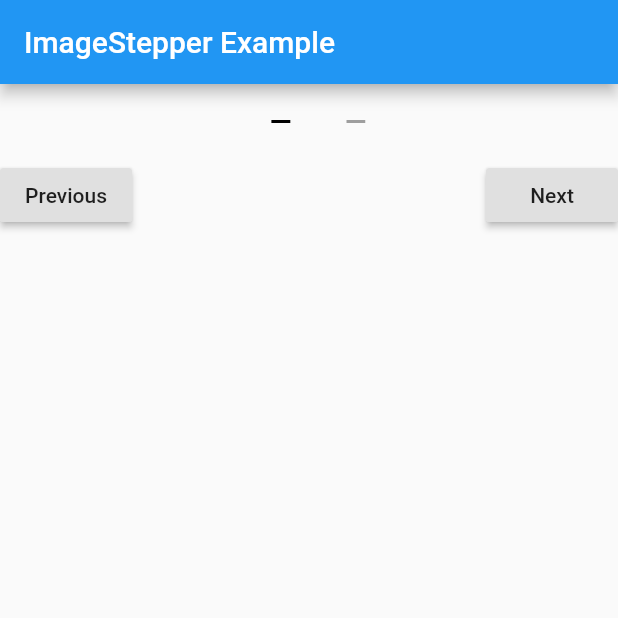
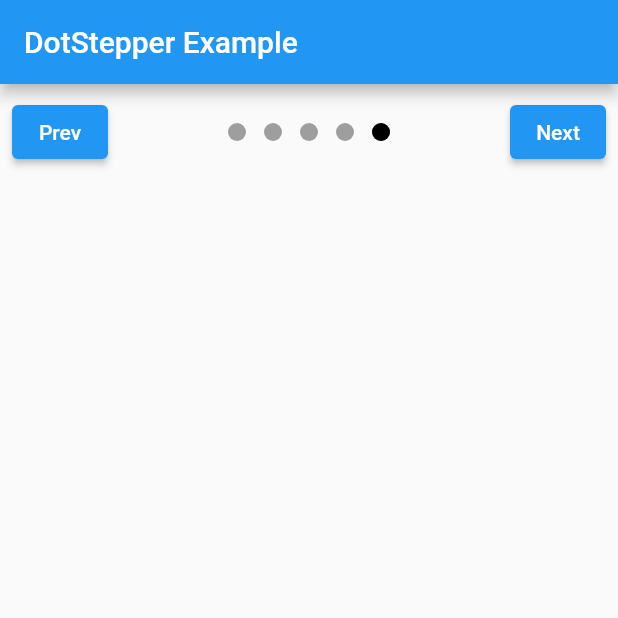
Before and after one commit to imujtaba8488/package_im_stepper, a Flutter app: the screen it shows after launch, on a phone screen of 412 x 824 dp, the top half of it. Run offline on Flutter 3.47's test engine with Material 2 defaults, Android fonts, the phone set to English and light mode, and no system bars.

Commit message:
Prepared DotStepper main.dart file for examples.md

```diff
--- a/lib/main.dart
+++ b/lib/main.dart
@@ -12,63 +12,76 @@ class IconStepperDemo extends StatefulWidget {
 }
 
 class _IconStepperDemo extends State<IconStepperDemo> {
-  // THESE TWO VARIABLES ARE IMPORTANT.
-  // Controls the currently active step. Can be set to any valid value i.e., a value that falls between 1 and the total number of available steps. Hence, can also be used to set the initial/starting step.
-  int activeStep = 1;
+  // THE FOLLOWING THREE VARIABLES ARE REQUIRED TO CONTROL THE STEPPER.
+  // Controls the currently active step. Can be set to any valid value i.e., a value that ranges from lowerBound to upperBound. Note: Steps are counted from 1 and NOT from 0.
+  int activeStep = 5;         // Initial step set to 5.
 
-  // Maybe required in conditionals. Automatically set from minSteps and maxSteps functions, respectively.
-  int minSteps = 0;
-  int maxSteps = 0;
+  // Must be used to control the lower and upper bound of the activeStep variable. Please see next and previous buttons below the build() method!
+  int lowerBound = 0;
+  int upperBound = 0;
 
   @override
   Widget build(BuildContext context) {
     return MaterialApp(
+      debugShowCheckedModeBanner: false,
       home: Scaffold(
         appBar: AppBar(
-          title: Text('ImageStepper Example'),
+          title: Text('DotStepper Example'),
         ),
-        body: Column(
+        body: Padding(
+          padding: const EdgeInsets.all(8.0),
+          child: Column(
             children: [
-            DotStepper(
-              dotCount: 2,
-              dotShape: DotShape.dash,
-              dotRadius: 50,
+              Row(
+                children: [
+                  previousButton(),
+                  Expanded(
+                    child: DotStepper(
+                      dotCount: 5,
+
+                      /// REQUIRED PROPERTIES.
                       activeStep: activeStep,
-              minSteps: (minOrMax) => minSteps = minOrMax,
-              maxSteps: (minOrMax) => maxSteps = minOrMax,
-              indicatorEffect: IndicatorEffect.jump_from_below,
+                      lowerBound: (bound) => lowerBound = bound,
+                      upperBound: (bound) => upperBound = bound,
                     ),
-            Row(
-              mainAxisAlignment: MainAxisAlignment.spaceBetween,
-              children: [
-                RaisedButton(
+                  ),
+                  nextButton(),
+                ],
+              ),
+            ],
+          ),
+        ),
+      ),
+    );
+  }
+
+  /// Returns the next button.
+  Widget nextButton() {
+    return ElevatedButton(
       onPressed: () {
-                    // Decrement activeStep, when previous button is tapped.
-                    // IMPORTANT: Make sure the condition checks for greater than 1 and not for greater than 0.
-                    if (activeStep > minSteps) {
-                      setState(() {
-                        activeStep--;
-                      });
-                    }
-                  },
-                  child: Text('Previous'),
-                ),
-                RaisedButton(
-                  onPressed: () {
-                    // Increment activeStep, when next button is tapped.
-                    if (activeStep < maxSteps) {
+        // Increment activeStep, when the next button is tapped. However, check for bounds.
+        if (activeStep < upperBound) {
           setState(() {
             activeStep++;
           });
         }
       },
       child: Text('Next'),
-                ),
-              ],
-            ),
-          ],
-        ),
-      ),
+    );
+  }
+
+  /// Returns the previous button.
+  Widget previousButton() {
+    return ElevatedButton(
+      onPressed: () {
+        // Decrement activeStep, when the previous button is tapped. However, check for bounds.
+        if (activeStep > lowerBound) {
+          setState(() {
+            activeStep--;
+          });
+        }
+      },
+      child: Text('Prev'),
     );
   }
 }
--- a/lib/src/dot_stepper/dot_stepper.dart
+++ b/lib/src/dot_stepper/dot_stepper.dart
@@ -1,20 +1,20 @@
 import 'package:flutter/material.dart';
 
 import 'dot_stepper_painter.dart';
+import 'effects/bullet_effect.dart';
 import 'effects/dot_stepper_effects.dart';
+import 'effects/flat_effect.dart';
+import 'effects/jump_effect.dart';
+import 'effects/jump_over_effect.dart';
+import 'effects/magnify_effect.dart';
 import 'effects/slide_effect.dart';
-import 'effects/bullet_effect.dart';
-import 'effects/flat_effect.dart';
-import 'effects/magnify_effect.dart';
+import 'effects/trail_effect.dart';
 import 'effects/worm_effect.dart';
-import 'effects/jump_effect.dart';
-import 'effects/trail_effect.dart';
-import 'effects/jump_over_effect.dart';
 
 /// Callback fired when a dot is reached.
 typedef DotReached = void Function(int index);
 
-typedef StepCount = void Function(int minOrMax);
+typedef Bound = void Function(int bound);
 
 class DotStepper extends StatefulWidget {
   /// Total number of dots. Each dot represents a step.
@@ -44,13 +44,14 @@ class DotStepper extends StatefulWidget {
   /// Whether to fill the dots with color or show them as outlined.
   final bool fillStep;
 
-  /// The step that is currently active.
+  /// The currently active step. Must range from lowerBound to upperBound.
   final int activeStep;
 
-  final StepCount minSteps;
+  /// Provides the lowerBound value.
+  final Bound lowerBound;
 
-  /// The total number of available steps.
-  final StepCount maxSteps;
+  /// Provides the upperBound value.
+  final Bound upperBound;
 
   /// The effect to apply to the indicator.
   final IndicatorEffect indicatorEffect;
@@ -86,9 +87,9 @@ class DotStepper extends StatefulWidget {
     @required
         this.activeStep,
     @required
-        this.minSteps,
+        this.lowerBound,
     @required
-        this.maxSteps,
+        this.upperBound,
   }) {
     assert(
       dotCount > 1,
@@ -102,7 +103,7 @@ class DotStepper extends StatefulWidget {
 
     assert(
       activeStep > 0 && activeStep <= dotCount,
-      'activeStep out of range! activeStep must be greater than 0 and less than the total number of dots.',
+      'activeStep out of range! activeStep must range from lowerBound to upperBound',
     );
   }
 
@@ -114,7 +115,7 @@ class _DotStepperState extends State<DotStepper>
     with SingleTickerProviderStateMixin {
   AnimationController _animationController;
 
-  // Whether the stepping is moving in the forward direction or backward direction.
+  // Is stepping moving forward or backward?
   bool isSteppingForward = true;
 
   // The currently selected dot. ** Must be set to 1 and not to 0. **
@@ -170,7 +171,7 @@ class _DotStepperState extends State<DotStepper>
     if (widget.activeStep > 0 && widget.activeStep < widget.dotCount + 1) {
       _selected = widget.activeStep;
 
-      // Compare activeStep with oldWidget.activeStep. if the former is greater than the later, then stepping is moving forward, else stepping is moving backwards.
+      // Compare activeStep with oldWidget.activeStep. If the former is greater than the latter, then stepping is moving forward, else stepping is moving backwards.
       widget.activeStep > oldWidget.activeStep
           ? isSteppingForward = true
           : isSteppingForward = false;
@@ -197,9 +198,9 @@ class _DotStepperState extends State<DotStepper>
 
   @override
   Widget build(BuildContext context) {
-    // Return the min and max step count.
-    widget.minSteps(1);
-    widget.maxSteps(widget.dotCount);
+    // Return lower and upper bounds.
+    widget.lowerBound(1);
+    widget.upperBound(widget.dotCount);
 
     return Align(
       child: SingleChildScrollView(
@@ -287,13 +288,13 @@ enum IndicatorEffect {
   jump_from_below,
 }
 
-/// Defines the type of indicator. Filled occupies the entire fixed dot, while as 'contain' appears inside the fixed dot.
+/// Determines the type of hte indicator. Filled occupies the entire fixed dot, while as 'contain' appears inside the fixed dot.
 enum IndicatorType {
   fill,
   contain,
 }
 
-/// Defines the shape of the dot.
+/// Determines the shape of the dot.
 enum DotShape {
   circle,
   square,
```
Lines whose indentation alone changed are shown as unchanged.
